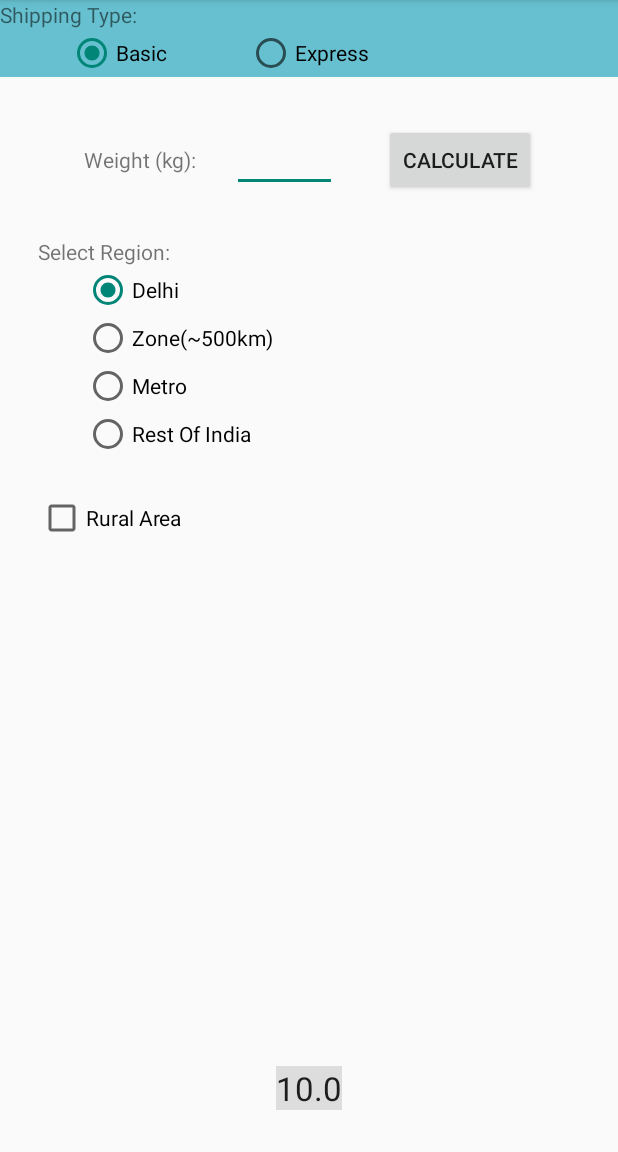
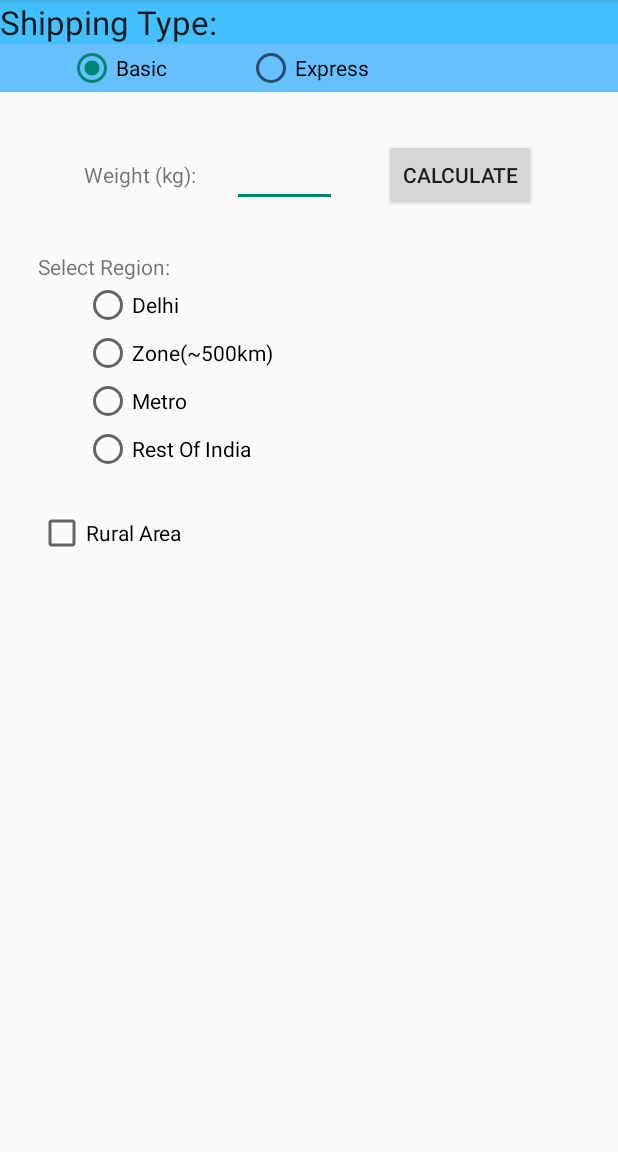
Before and after one commit to User17745/MyApp, an Android app: the ShippingCalc screen opened directly, with no data from a screen before it, after a tap on "CALCULATE", on a phone screen of 412 x 824 dp, the part 84-1236 px from its top. Run offline under Robolectric (Android 15) with nearby library versions, the phone set to English and light mode, and no system bars.

Commit message:
1. Did Shipping Calculator module with Express option. 2. Did the error page for webView.(Might not work everytime). 3. Added Shipping ON/OFF feature. 4. Minor fixes.

```diff
--- a/app/src/main/AndroidManifest.xml
+++ b/app/src/main/AndroidManifest.xml
@@ -56,5 +56,4 @@
 
     <uses-permission android:name="android.permission.VIBRATE"/>
     <uses-permission android:name="android.permission.INTERNET"/>
-    <uses-permission android:name="android.permission.ACCESS_NETWORK_STATE" />
 </manifest>
--- a/app/src/main/java/com/technotronics/priceconverter/ShippingCalc.java
+++ b/app/src/main/java/com/technotronics/priceconverter/ShippingCalc.java
@@ -3,6 +3,7 @@ package com.technotronics.priceconverter;
 import android.content.Context;
 import android.os.Bundle;
 import android.support.v7.app.AppCompatActivity;
+import android.view.Gravity;
 import android.view.View;
 import android.view.View.OnClickListener;
 import android.view.inputmethod.InputMethodManager;
@@ -15,15 +16,13 @@ import android.widget.RadioGroup.OnCheckedChangeListener;
 import android.widget.TextView;
 import android.widget.Toast;
 
+
 public class ShippingCalc extends AppCompatActivity{
 
 	Float ShipCost;
 	int BaseRate, AddRate;
-	RadioButton Delhi = (RadioButton) findViewById(R.id.city);
-	RadioButton Zone = (RadioButton) findViewById(R.id.zone);
-	RadioButton Metro = (RadioButton) findViewById(R.id.metro);
-	RadioButton ROI = (RadioButton) findViewById(R.id.roi);
-	CheckBox Rural = (CheckBox) findViewById(R.id.ruralCheck);
+	RadioButton Delhi, Zone, Metro, ROI;
+	CheckBox Rural;
 
 	@Override
 	protected void onCreate(Bundle savedInstanceState) {
@@ -33,6 +32,13 @@ public class ShippingCalc extends AppCompatActivity{
 
 		Button ShipRes = (Button) findViewById(R.id.shipCalc);
 		ShipRes.setOnClickListener(Calculater);
+
+		Delhi = (RadioButton) findViewById(R.id.city);
+		Zone = (RadioButton) findViewById(R.id.zone);
+		Metro = (RadioButton) findViewById(R.id.metro);
+		ROI = (RadioButton) findViewById(R.id.roi);
+		Rural = (CheckBox) findViewById(R.id.ruralCheck);
+
 
 	}
 
@@ -48,6 +54,7 @@ public class ShippingCalc extends AppCompatActivity{
             getSystemService(Context.INPUT_METHOD_SERVICE);
 			//inputManager.hideSoftInputFromWindow(getCurrentFocus().getWindowToken(),InputMethodManager.HIDE_NOT_ALWAYS);
 			//----KEYBOARD DOWN-------------//
+
 
 			//----PARTS CALCULATION-------------//
 			EditText Weight = (EditText) findViewById(R.id.Weight);
@@ -82,21 +89,23 @@ public class ShippingCalc extends AppCompatActivity{
 					} else if (checkedId == R.id.metro) {
 						BaseRate = 47;
 						AddRate = 42;
-					} else {
+					} else if(checkedId == R.id.roi){
 						BaseRate = 52;
 						AddRate = 47;
+					} else if (checkedId != R.id.city && checkedId != R.id.zone && checkedId != R.id.metro && checkedId != R.id.roi){
+						Toast T = Toast.makeText(getApplicationContext(), "Please Select a Region", Toast.LENGTH_SHORT);
+						T.setGravity(Gravity.CENTER | Gravity.RIGHT, 0, 0);
+						T.show();
 					}
-
 				}
 			});
 			//----REGION SELECTION-------------//
 
 			Float Sum = (float) BaseRate;
-			for(int i = 0 ; i < Parts ; i++)
+			for(int i = 0 ; i < Parts-1 ; i++)
 			{
 				Sum += AddRate;
 			}
-			Sum += 10; //Fuel Charges
 
 			ShipCost = Sum;
 
@@ -105,8 +114,17 @@ public class ShippingCalc extends AppCompatActivity{
 			if(Rural.isChecked())
 				ShipCost += 50;
 
-			Result.setText(ShipCost.toString());
-
+			if(Wei == "0")
+			{
+				Toast T = Toast.makeText(getApplicationContext(), "Please Input Weight", Toast.LENGTH_SHORT);
+				T.setGravity(Gravity.CENTER | Gravity.RIGHT, 0, 0);
+				T.show();
+				Result.setText("");
+			}
+			else {
+				ShipCost += 10; //Fuel Charges
+				Result.setText(ShipCost.toString());
+			}
 		}
 
 
--- a/app/src/main/res/layout/shipping.xml
+++ b/app/src/main/res/layout/shipping.xml
@@ -9,7 +9,8 @@
         android:layout_height="wrap_content"
         android:layout_alignParentLeft="true"
         android:layout_alignParentTop="true"
-        android:background="#66C0CF"
+        android:background="#44C0FF"
+        android:textAppearance="?android:attr/textAppearanceLarge"
         android:text="Shipping Type:" />
 
     <RadioGroup
@@ -18,7 +19,7 @@
         android:layout_height="wrap_content"
         android:layout_alignParentLeft="true"
         android:layout_below="@+id/shipTypeText"
-        android:background="#66C0CF"
+        android:background="#66C0FF"
         android:orientation="horizontal" >
 
         <RadioButton
@@ -73,7 +74,6 @@
             android:id="@+id/city"
             android:layout_width="wrap_content"
             android:layout_height="wrap_content"
-            android:checked="true"
             android:text="Delhi" />
 
         <RadioButton
@@ -122,11 +122,11 @@
         android:id="@+id/shipping"
         android:layout_width="wrap_content"
         android:layout_height="wrap_content"
-        android:layout_alignParentBottom="true"
-        android:layout_centerHorizontal="true"
-        android:layout_marginBottom="28dp"
         android:background="#DDD"
-        android:textAppearance="?android:attr/textAppearanceLarge" />
+        android:textAppearance="?android:attr/textAppearanceLarge"
+        android:layout_alignBottom="@+id/ruralCheck"
+        android:layout_alignRight="@+id/shipCalc"
+        android:layout_alignEnd="@+id/shipCalc" />
 
     <Button
         android:id="@+id/shipCalc"
```
Also changed, not shown: app/src/main/java/com/technotronics/priceconverter/MainActivity.java (+26 -2 lines), app/src/main/res/layout/activity_main.xml (+10 -0 lines), 43 other files.
